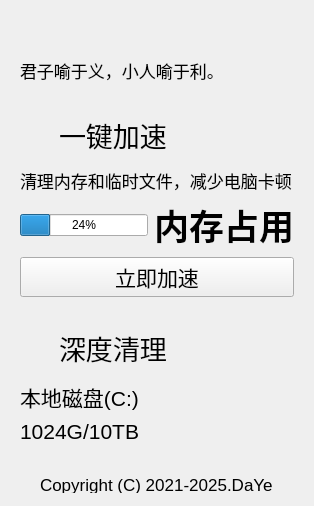
darkmatter2048/WindowsCleaner, file WCMain/resource/ui/mian_ui.ui: the form before one commit.
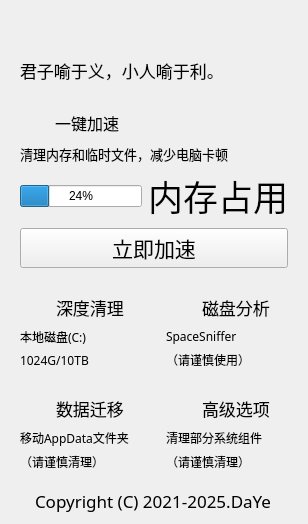
The form after the commit. Icons and pictures are not drawn. Custom widgets are drawn as their Qt base class.

```diff
--- a/WCMain/resource/ui/mian_ui.ui
+++ b/WCMain/resource/ui/mian_ui.ui
@@ -6,8 +6,8 @@
    <rect>
     <x>0</x>
     <y>0</y>
-    <width>314</width>
-    <height>506</height>
+    <width>308</width>
+    <height>524</height>
    </rect>
   </property>
   <property name="windowTitle">
@@ -27,7 +27,7 @@
      </property>
     </widget>
    </item>
-   <item row="1" column="0">
+   <item row="1" column="0" colspan="2">
     <widget class="CardWidget" name="widget" native="true">
      <property name="minimumSize">
       <size>
@@ -40,6 +40,7 @@
        <widget class="CaptionLabel" name="label_5">
         <property name="font">
          <font>
+          <family>Microsoft YaHei</family>
           <pointsize>13</pointsize>
          </font>
         </property>
@@ -51,7 +52,7 @@
      </layout>
     </widget>
    </item>
-   <item row="2" column="0">
+   <item row="2" column="0" colspan="2">
     <widget class="CardWidget" name="cardWidget" native="true">
      <layout class="QGridLayout" name="gridLayout">
       <item row="0" column="0">
@@ -60,8 +61,8 @@
          <widget class="QLabel" name="label_2">
           <property name="minimumSize">
            <size>
-            <width>33</width>
-            <height>54</height>
+            <width>29</width>
+            <height>30</height>
            </size>
           </property>
           <property name="styleSheet">
@@ -76,7 +77,8 @@
          <widget class="CaptionLabel" name="label">
           <property name="font">
            <font>
-            <pointsize>20</pointsize>
+            <family>Microsoft YaHei</family>
+            <pointsize>12</pointsize>
            </font>
           </property>
           <property name="text">
@@ -99,15 +101,16 @@
         </item>
        </layout>
       </item>
-      <item row="1" column="0">
-       <widget class="CaptionLabel" name="label_3">
+      <item row="4" column="0">
+       <widget class="PrimaryPushButton" name="pushButton">
         <property name="font">
          <font>
-          <pointsize>13</pointsize>
+          <family>Microsoft YaHei UI</family>
+          <pointsize>16</pointsize>
          </font>
         </property>
         <property name="text">
-         <string>清理内存和临时文件，减少电脑卡顿</string>
+         <string>立即加速</string>
         </property>
        </widget>
       </item>
@@ -124,8 +127,10 @@
          <widget class="CaptionLabel" name="label_4">
           <property name="font">
            <font>
+            <family>Microsoft YaHei UI</family>
             <pointsize>26</pointsize>
-            <bold>true</bold>
+            <weight>50</weight>
+            <bold>false</bold>
            </font>
           </property>
           <property name="text">
@@ -135,15 +140,16 @@
         </item>
        </layout>
       </item>
-      <item row="4" column="0">
-       <widget class="PrimaryPushButton" name="pushButton">
+      <item row="1" column="0">
+       <widget class="CaptionLabel" name="label_3">
         <property name="font">
          <font>
-          <pointsize>16</pointsize>
+          <family>Microsoft YaHei</family>
+          <pointsize>10</pointsize>
          </font>
         </property>
         <property name="text">
-         <string>立即加速</string>
+         <string>清理内存和临时文件，减少电脑卡顿</string>
         </property>
        </widget>
       </item>
@@ -161,8 +167,8 @@
            <widget class="QLabel" name="label_6">
             <property name="minimumSize">
              <size>
-              <width>33</width>
-              <height>54</height>
+              <width>30</width>
+              <height>30</height>
              </size>
             </property>
             <property name="styleSheet">
@@ -177,7 +183,8 @@
            <widget class="CaptionLabel" name="label_7">
             <property name="font">
              <font>
-              <pointsize>20</pointsize>
+              <family>Microsoft YaHei</family>
+              <pointsize>13</pointsize>
              </font>
             </property>
             <property name="text">
@@ -204,7 +211,8 @@
          <widget class="CaptionLabel" name="label_8">
           <property name="font">
            <font>
-            <pointsize>16</pointsize>
+            <family>Microsoft YaHei</family>
+            <pointsize>9</pointsize>
            </font>
           </property>
           <property name="text">
@@ -216,7 +224,8 @@
          <widget class="CaptionLabel" name="label_9">
           <property name="font">
            <font>
-            <pointsize>16</pointsize>
+            <family>Microsoft YaHei</family>
+            <pointsize>9</pointsize>
            </font>
           </property>
           <property name="text">
@@ -229,7 +238,265 @@
      </layout>
     </widget>
    </item>
+   <item row="3" column="1">
+    <widget class="CardWidget" name="widget_3" native="true">
+     <layout class="QHBoxLayout" name="horizontalLayout_6">
+      <item>
+       <layout class="QVBoxLayout" name="verticalLayout_3">
+        <item>
+         <layout class="QHBoxLayout" name="horizontalLayout_7">
+          <item>
+           <widget class="QLabel" name="label_12">
+            <property name="minimumSize">
+             <size>
+              <width>30</width>
+              <height>30</height>
+             </size>
+            </property>
+            <property name="maximumSize">
+             <size>
+              <width>1024</width>
+              <height>1024</height>
+             </size>
+            </property>
+            <property name="styleSheet">
+             <string notr="true">image: url(:/imgs/imgs/recovery-disk.png);</string>
+            </property>
+            <property name="text">
+             <string/>
+            </property>
+           </widget>
+          </item>
+          <item>
+           <widget class="CaptionLabel" name="label_13">
+            <property name="font">
+             <font>
+              <family>Microsoft YaHei</family>
+              <pointsize>13</pointsize>
+             </font>
+            </property>
+            <property name="text">
+             <string>磁盘分析</string>
+            </property>
+           </widget>
+          </item>
+          <item>
+           <spacer name="horizontalSpacer_5">
+            <property name="orientation">
+             <enum>Qt::Horizontal</enum>
+            </property>
+            <property name="sizeHint" stdset="0">
+             <size>
+              <width>40</width>
+              <height>20</height>
+             </size>
+            </property>
+           </spacer>
+          </item>
+         </layout>
+        </item>
+        <item>
+         <widget class="CaptionLabel" name="label_14">
+          <property name="font">
+           <font>
+            <family>Microsoft YaHei</family>
+            <pointsize>9</pointsize>
+           </font>
+          </property>
+          <property name="text">
+           <string>SpaceSniffer</string>
+          </property>
+         </widget>
+        </item>
+        <item>
+         <widget class="CaptionLabel" name="label_15">
+          <property name="font">
+           <font>
+            <family>Microsoft YaHei</family>
+            <pointsize>9</pointsize>
+           </font>
+          </property>
+          <property name="text">
+           <string>（请谨慎使用）</string>
+          </property>
+         </widget>
+        </item>
+       </layout>
+      </item>
+     </layout>
+    </widget>
+   </item>
    <item row="4" column="0">
+    <widget class="CardWidget" name="widget_4" native="true">
+     <layout class="QHBoxLayout" name="horizontalLayout_8">
+      <item>
+       <layout class="QVBoxLayout" name="verticalLayout_4">
+        <item>
+         <layout class="QHBoxLayout" name="horizontalLayout_9">
+          <item>
+           <widget class="QLabel" name="label_16">
+            <property name="minimumSize">
+             <size>
+              <width>30</width>
+              <height>30</height>
+             </size>
+            </property>
+            <property name="styleSheet">
+             <string notr="true">image: url(:/imgs/imgs/project_data.png);</string>
+            </property>
+            <property name="text">
+             <string/>
+            </property>
+           </widget>
+          </item>
+          <item>
+           <widget class="CaptionLabel" name="label_17">
+            <property name="font">
+             <font>
+              <family>Microsoft YaHei</family>
+              <pointsize>13</pointsize>
+             </font>
+            </property>
+            <property name="text">
+             <string>数据迁移</string>
+            </property>
+           </widget>
+          </item>
+          <item>
+           <spacer name="horizontalSpacer_6">
+            <property name="orientation">
+             <enum>Qt::Horizontal</enum>
+            </property>
+            <property name="sizeHint" stdset="0">
+             <size>
+              <width>40</width>
+              <height>20</height>
+             </size>
+            </property>
+           </spacer>
+          </item>
+         </layout>
+        </item>
+        <item>
+         <widget class="CaptionLabel" name="label_18">
+          <property name="font">
+           <font>
+            <family>Microsoft YaHei</family>
+            <pointsize>9</pointsize>
+           </font>
+          </property>
+          <property name="text">
+           <string>移动AppData文件夹</string>
+          </property>
+         </widget>
+        </item>
+        <item>
+         <widget class="CaptionLabel" name="label_19">
+          <property name="font">
+           <font>
+            <family>Microsoft YaHei</family>
+            <pointsize>9</pointsize>
+           </font>
+          </property>
+          <property name="text">
+           <string>（请谨慎清理）</string>
+          </property>
+         </widget>
+        </item>
+       </layout>
+      </item>
+     </layout>
+    </widget>
+   </item>
+   <item row="4" column="1">
+    <widget class="CardWidget" name="widget_5" native="true">
+     <layout class="QHBoxLayout" name="horizontalLayout_10">
+      <item>
+       <layout class="QVBoxLayout" name="verticalLayout_5">
+        <item>
+         <layout class="QHBoxLayout" name="horizontalLayout_11">
+          <item>
+           <widget class="QLabel" name="label_20">
+            <property name="minimumSize">
+             <size>
+              <width>30</width>
+              <height>30</height>
+             </size>
+            </property>
+            <property name="styleSheet">
+             <string notr="true">image: url(:/imgs/imgs/Senior.png);</string>
+            </property>
+            <property name="text">
+             <string/>
+            </property>
+           </widget>
+          </item>
+          <item>
+           <widget class="CaptionLabel" name="label_21">
+            <property name="font">
+             <font>
+              <family>Microsoft YaHei</family>
+              <pointsize>13</pointsize>
+             </font>
+            </property>
+            <property name="text">
+             <string>高级选项</string>
+            </property>
+           </widget>
+          </item>
+          <item>
+           <spacer name="horizontalSpacer_7">
+            <property name="orientation">
+             <enum>Qt::Horizontal</enum>
+            </property>
+            <property name="sizeHint" stdset="0">
+             <size>
+              <width>40</width>
+              <height>20</height>
+             </size>
+            </property>
+           </spacer>
+          </item>
+         </layout>
+        </item>
+        <item>
+         <widget class="CaptionLabel" name="label_22">
+          <property name="font">
+           <font>
+            <family>Microsoft YaHei</family>
+            <pointsize>9</pointsize>
+           </font>
+          </property>
+          <property name="text">
+           <string>清理部分系统组件</string>
+          </property>
+         </widget>
+        </item>
+        <item>
+         <widget class="CaptionLabel" name="label_23">
+          <property name="minimumSize">
+           <size>
+            <width>0</width>
+            <height>0</height>
+           </size>
+          </property>
+          <property name="font">
+           <font>
+            <family>Microsoft YaHei</family>
+            <pointsize>9</pointsize>
+           </font>
+          </property>
+          <property name="text">
+           <string>（请谨慎清理）</string>
+          </property>
+         </widget>
+        </item>
+       </layout>
+      </item>
+     </layout>
+    </widget>
+   </item>
+   <item row="5" column="0" colspan="2">
     <spacer name="verticalSpacer">
      <property name="orientation">
       <enum>Qt::Vertical</enum>
@@ -242,7 +509,7 @@
      </property>
     </spacer>
    </item>
-   <item row="5" column="0">
+   <item row="6" column="0" colspan="2">
     <layout class="QHBoxLayout" name="horizontalLayout_5">
      <item>
       <spacer name="horizontalSpacer_3">
@@ -262,11 +529,12 @@
        <property name="maximumSize">
         <size>
          <width>266</width>
-         <height>16</height>
+         <height>26</height>
         </size>
        </property>
        <property name="font">
         <font>
+         <family>Microsoft YaHei</family>
          <pointsize>13</pointsize>
         </font>
        </property>
```
